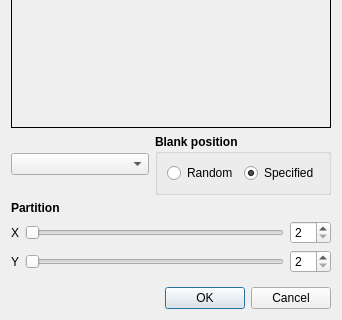
Before: the Qt Designer form DialogSettingsFifteen.ui in Takashi-Inoue/EzPuzzles, drawn with Qt 5; both pictures show x 0 to 342 and y 217 to 537 of the 342 by 537 pixel window.
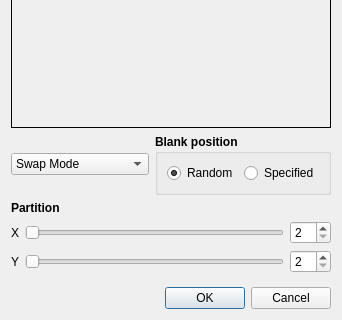
After: the same form once the commit is applied. Icons and pictures are not drawn. Custom widgets are drawn as their Qt base class.

Patch:
```diff
--- a/DialogSettingsFifteen.ui
+++ b/DialogSettingsFifteen.ui
@@ -66,7 +66,38 @@
    <item>
     <layout class="QHBoxLayout" name="horizontalLayout_2">
      <item>
-      <widget class="QComboBox" name="comboBoxGameType"/>
+      <widget class="QComboBox" name="comboBoxGameType">
+       <property name="sizePolicy">
+        <sizepolicy hsizetype="Preferred" vsizetype="Fixed">
+         <horstretch>0</horstretch>
+         <verstretch>0</verstretch>
+        </sizepolicy>
+       </property>
+       <property name="iconSize">
+        <size>
+         <width>32</width>
+         <height>32</height>
+        </size>
+       </property>
+       <item>
+        <property name="text">
+         <string>Swap Mode</string>
+        </property>
+        <property name="icon">
+         <iconset resource="resource.qrc">
+          <normaloff>:/icons/swap</normaloff>:/icons/swap</iconset>
+        </property>
+       </item>
+       <item>
+        <property name="text">
+         <string>Slide Mode</string>
+        </property>
+        <property name="icon">
+         <iconset resource="resource.qrc">
+          <normaloff>:/icons/slide</normaloff>:/icons/slide</iconset>
+        </property>
+       </item>
+      </widget>
      </item>
      <item>
       <widget class="QGroupBox" name="groupBoxSpecifiedPosition">
@@ -91,6 +122,9 @@
           <property name="text">
            <string>Random</string>
           </property>
+          <property name="checked">
+           <bool>true</bool>
+          </property>
          </widget>
         </item>
         <item>
@@ -105,7 +139,7 @@
            <string>Specified</string>
           </property>
           <property name="checked">
-           <bool>true</bool>
+           <bool>false</bool>
           </property>
          </widget>
         </item>
```
Left out of the diff: 111 changed lines with no effect on the pictures.
